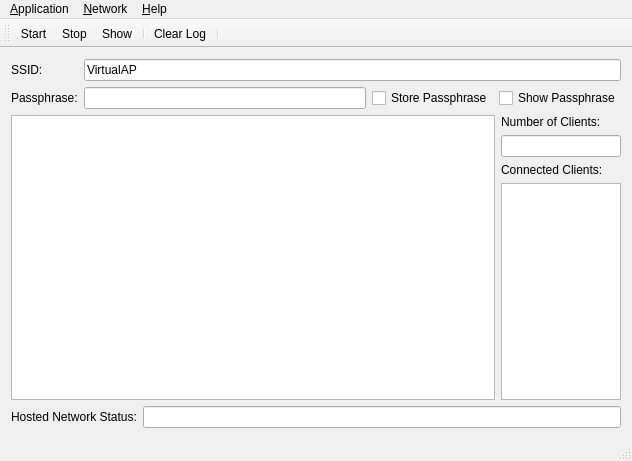
Qt form mainwindow.ui (BrainB0ne/hostednetwork-gui) before a commit.
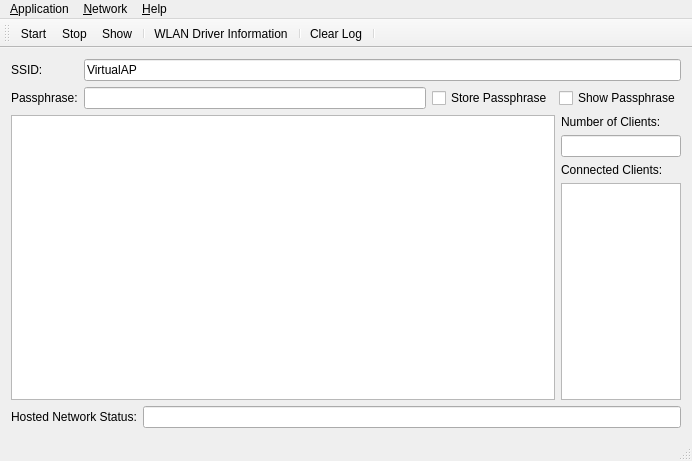
The same form after that commit. Icons and pictures are not drawn.

Commit message: added WLAN Driver Information action (netsh wlan show drivers)

Diff of the .ui file:
```diff
--- a/mainwindow.ui
+++ b/mainwindow.ui
@@ -6,7 +6,7 @@
    <rect>
     <x>0</x>
     <y>0</y>
-    <width>632</width>
+    <width>692</width>
     <height>461</height>
    </rect>
   </property>
@@ -156,7 +156,7 @@
     <rect>
      <x>0</x>
      <y>0</y>
-     <width>632</width>
+     <width>692</width>
      <height>21</height>
     </rect>
    </property>
@@ -201,6 +201,8 @@
    <addaction name="actionStop"/>
    <addaction name="actionShow"/>
    <addaction name="separator"/>
+   <addaction name="actionWLANDriverInfo"/>
+   <addaction name="separator"/>
    <addaction name="actionClearLog"/>
    <addaction name="separator"/>
   </widget>
@@ -310,6 +312,18 @@
     <string>Ctrl+L</string>
    </property>
   </action>
+  <action name="actionWLANDriverInfo">
+   <property name="icon">
+    <iconset resource="hostednetwork-gui.qrc">
+     <normaloff>:/images/drivers.png</normaloff>:/images/drivers.png</iconset>
+   </property>
+   <property name="text">
+    <string>WLAN Driver &amp;Information</string>
+   </property>
+   <property name="shortcut">
+    <string>Ctrl+I</string>
+   </property>
+  </action>
  </widget>
  <layoutdefault spacing="6" margin="11"/>
  <tabstops>
```
Left out of the diff: 2 changed lines with no effect on the pictures. The commit also changes 3 other files.
